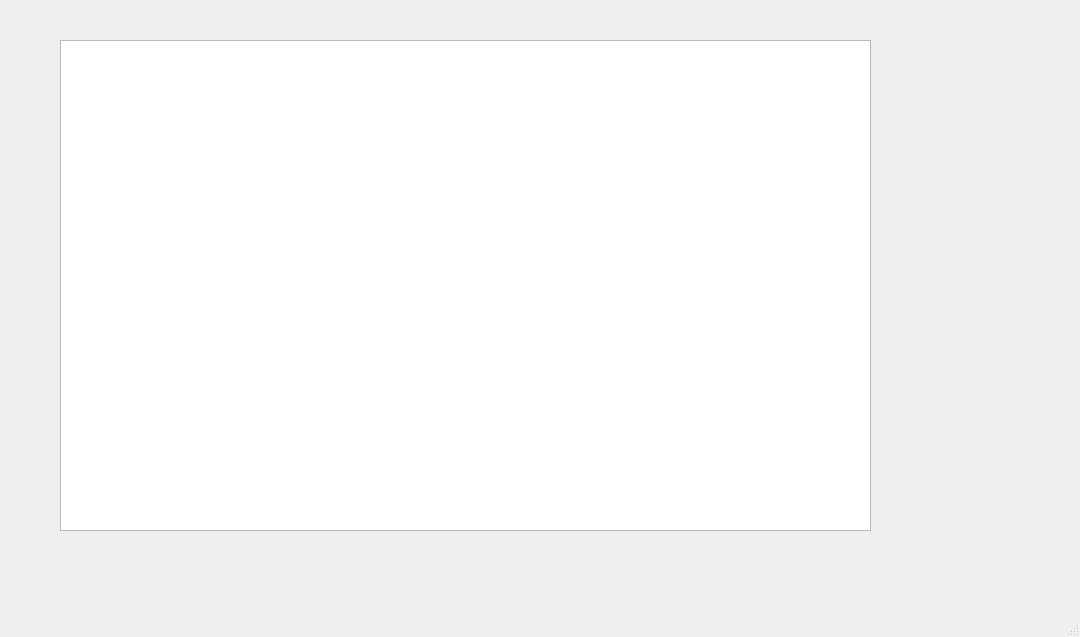
This is untitled.ui in k0rog/TRPO_Practice as Qt 5 draws it before an edit. The edited form follows.
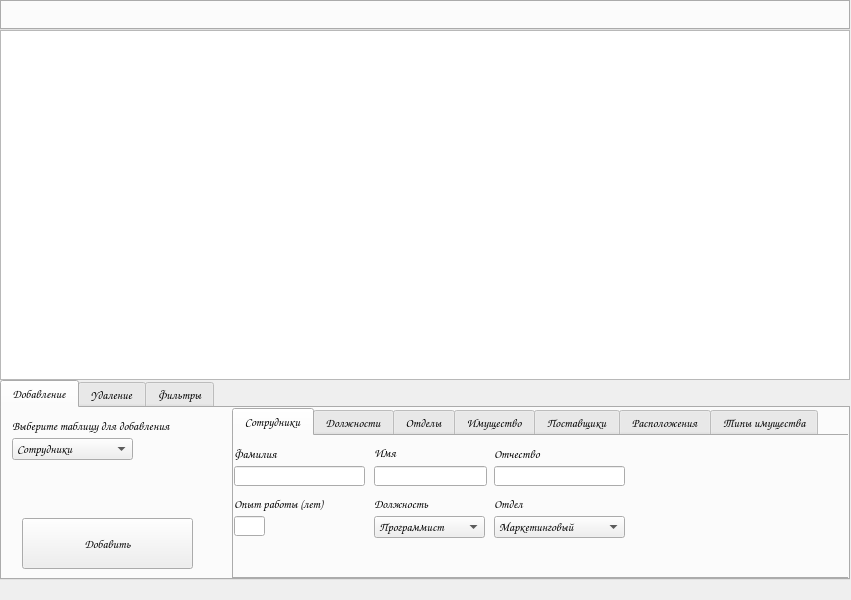
This is the edited form.

Diff of the .ui file:
```diff
--- a/untitled.ui
+++ b/untitled.ui
@@ -6,8 +6,8 @@
    <rect>
     <x>0</x>
     <y>0</y>
-    <width>1080</width>
-    <height>637</height>
+    <width>851</width>
+    <height>600</height>
    </rect>
   </property>
   <property name="windowTitle">
@@ -17,16 +17,569 @@
    <widget class="QTableWidget" name="tableWidget">
     <property name="geometry">
      <rect>
-      <x>60</x>
-      <y>40</y>
-      <width>811</width>
-      <height>491</height>
+      <x>0</x>
+      <y>30</y>
+      <width>850</width>
+      <height>350</height>
      </rect>
     </property>
+    <property name="font">
+     <font>
+      <family>Comic Sans MS</family>
+      <pointsize>9</pointsize>
+      <weight>75</weight>
+      <bold>true</bold>
+     </font>
+    </property>
     <property name="styleSheet">
-     <string notr="true">color: black;</string>
+     <string notr="true">c</string>
     </property>
    </widget>
+   <widget class="QTabWidget" name="tabWidget">
+    <property name="geometry">
+     <rect>
+      <x>0</x>
+      <y>0</y>
+      <width>850</width>
+      <height>30</height>
+     </rect>
+    </property>
+    <property name="sizePolicy">
+     <sizepolicy hsizetype="Maximum" vsizetype="Maximum">
+      <horstretch>0</horstretch>
+      <verstretch>0</verstretch>
+     </sizepolicy>
+    </property>
+    <property name="font">
+     <font>
+      <family>Comic Sans MS</family>
+      <pointsize>9</pointsize>
+      <weight>75</weight>
+      <bold>true</bold>
+     </font>
+    </property>
+    <property name="styleSheet">
+     <string notr="true">c</string>
+    </property>
+    <property name="currentIndex">
+     <number>-1</number>
+    </property>
+   </widget>
+   <widget class="QTabWidget" name="tabWidget_2">
+    <property name="geometry">
+     <rect>
+      <x>0</x>
+      <y>380</y>
+      <width>850</width>
+      <height>200</height>
+     </rect>
+    </property>
+    <property name="font">
+     <font>
+      <family>Comic Sans MS</family>
+      <pointsize>9</pointsize>
+      <weight>75</weight>
+      <bold>true</bold>
+     </font>
+    </property>
+    <property name="styleSheet">
+     <string notr="true"/>
+    </property>
+    <property name="currentIndex">
+     <number>0</number>
+    </property>
+    <widget class="QWidget" name="tab">
+     <attribute name="title">
+      <string>Добавление</string>
+     </attribute>
+     <widget class="QLabel" name="label">
+      <property name="geometry">
+       <rect>
+        <x>10</x>
+        <y>10</y>
+        <width>191</width>
+        <height>16</height>
+       </rect>
+      </property>
+      <property name="font">
+       <font>
+        <family>Comic Sans MS</family>
+        <pointsize>9</pointsize>
+        <weight>75</weight>
+        <bold>true</bold>
+       </font>
+      </property>
+      <property name="styleSheet">
+       <string notr="true">c</string>
+      </property>
+      <property name="text">
+       <string>Выберите таблицу для добавления</string>
+      </property>
+     </widget>
+     <widget class="QComboBox" name="comboBox">
+      <property name="geometry">
+       <rect>
+        <x>10</x>
+        <y>30</y>
+        <width>121</width>
+        <height>22</height>
+       </rect>
+      </property>
+      <property name="font">
+       <font>
+        <family>Comic Sans MS</family>
+        <pointsize>9</pointsize>
+        <weight>75</weight>
+        <bold>true</bold>
+       </font>
+      </property>
+      <property name="styleSheet">
+       <string notr="true">c</string>
+      </property>
+      <item>
+       <property name="text">
+        <string>Сотрудники</string>
+       </property>
+      </item>
+      <item>
+       <property name="text">
+        <string>Должности</string>
+       </property>
+      </item>
+      <item>
+       <property name="text">
+        <string>Отделы</string>
+       </property>
+      </item>
+      <item>
+       <property name="text">
+        <string>Имущество</string>
+       </property>
+      </item>
+      <item>
+       <property name="text">
+        <string>Поставщики</string>
+       </property>
+      </item>
+      <item>
+       <property name="text">
+        <string>Расположения</string>
+       </property>
+      </item>
+      <item>
+       <property name="text">
+        <string>Типы имущества</string>
+       </property>
+      </item>
+     </widget>
+     <widget class="QPushButton" name="pushButton">
+      <property name="geometry">
+       <rect>
+        <x>20</x>
+        <y>110</y>
+        <width>171</width>
+        <height>51</height>
+       </rect>
+      </property>
+      <property name="font">
+       <font>
+        <family>Comic Sans MS</family>
+        <pointsize>9</pointsize>
+        <weight>75</weight>
+        <bold>true</bold>
+       </font>
+      </property>
+      <property name="styleSheet">
+       <string notr="true">c</string>
+      </property>
+      <property name="text">
+       <string>Добавить</string>
+      </property>
+     </widget>
+     <widget class="QTabWidget" name="tabWidget_3">
+      <property name="geometry">
+       <rect>
+        <x>230</x>
+        <y>0</y>
+        <width>621</width>
+        <height>171</height>
+       </rect>
+      </property>
+      <property name="font">
+       <font>
+        <family>Comic Sans MS</family>
+        <pointsize>9</pointsize>
+        <weight>75</weight>
+        <bold>true</bold>
+       </font>
+      </property>
+      <property name="styleSheet">
+       <string notr="true">c</string>
+      </property>
+      <property name="currentIndex">
+       <number>0</number>
+      </property>
+      <widget class="QWidget" name="tab_4">
+       <attribute name="title">
+        <string>Сотрудники</string>
+       </attribute>
+       <widget class="QLineEdit" name="lineEdit">
+        <property name="geometry">
+         <rect>
+          <x>0</x>
+          <y>30</y>
+          <width>131</width>
+          <height>20</height>
+         </rect>
+        </property>
+        <property name="font">
+         <font>
+          <family>Comic Sans MS</family>
+          <pointsize>9</pointsize>
+          <weight>75</weight>
+          <bold>true</bold>
+         </font>
+        </property>
+        <property name="styleSheet">
+         <string notr="true">c</string>
+        </property>
+       </widget>
+       <widget class="QLineEdit" name="lineEdit_2">
+        <property name="geometry">
+         <rect>
+          <x>140</x>
+          <y>30</y>
+          <width>113</width>
+          <height>20</height>
+         </rect>
+        </property>
+        <property name="font">
+         <font>
+          <family>Comic Sans MS</family>
+          <pointsize>9</pointsize>
+          <weight>75</weight>
+          <bold>true</bold>
+         </font>
+        </property>
+        <property name="styleSheet">
+         <string notr="true">c</string>
+        </property>
+       </widget>
+       <widget class="QLineEdit" name="lineEdit_3">
+        <property name="geometry">
+         <rect>
+          <x>260</x>
+          <y>30</y>
+          <width>131</width>
+          <height>20</height>
+         </rect>
+        </property>
+        <property name="font">
+         <font>
+          <family>Comic Sans MS</family>
+          <pointsize>9</pointsize>
+          <weight>75</weight>
+          <bold>true</bold>
+         </font>
+        </property>
+        <property name="styleSheet">
+         <string notr="true">c</string>
+        </property>
+       </widget>
+       <widget class="QLabel" name="label_2">
+        <property name="geometry">
+         <rect>
+          <x>140</x>
+          <y>10</y>
+          <width>47</width>
+          <height>13</height>
+         </rect>
+        </property>
+        <property name="font">
+         <font>
+          <family>Comic Sans MS</family>
+          <pointsize>9</pointsize>
+          <weight>75</weight>
+          <bold>true</bold>
+         </font>
+        </property>
+        <property name="styleSheet">
+         <string notr="true">c</string>
+        </property>
+        <property name="text">
+         <string>Имя</string>
+        </property>
+       </widget>
+       <widget class="QLabel" name="label_3">
+        <property name="geometry">
+         <rect>
+          <x>0</x>
+          <y>10</y>
+          <width>61</width>
+          <height>16</height>
+         </rect>
+        </property>
+        <property name="font">
+         <font>
+          <family>Comic Sans MS</family>
+          <pointsize>9</pointsize>
+          <weight>75</weight>
+          <bold>true</bold>
+         </font>
+        </property>
+        <property name="styleSheet">
+         <string notr="true">c</string>
+        </property>
+        <property name="text">
+         <string>Фамилия</string>
+        </property>
+       </widget>
+       <widget class="QLabel" name="label_4">
+        <property name="geometry">
+         <rect>
+          <x>260</x>
+          <y>10</y>
+          <width>61</width>
+          <height>16</height>
+         </rect>
+        </property>
+        <property name="font">
+         <font>
+          <family>Comic Sans MS</family>
+          <pointsize>9</pointsize>
+          <weight>75</weight>
+          <bold>true</bold>
+         </font>
+        </property>
+        <property name="styleSheet">
+         <string notr="true">c</string>
+        </property>
+        <property name="text">
+         <string>Отчество</string>
+        </property>
+       </widget>
+       <widget class="QLineEdit" name="lineEdit_4">
+        <property name="geometry">
+         <rect>
+          <x>0</x>
+          <y>80</y>
+          <width>31</width>
+          <height>20</height>
+         </rect>
+        </property>
+        <property name="font">
+         <font>
+          <family>Comic Sans MS</family>
+          <pointsize>9</pointsize>
+          <weight>75</weight>
+          <bold>true</bold>
+         </font>
+        </property>
+        <property name="styleSheet">
+         <string notr="true">c</string>
+        </property>
+        <property name="cursorPosition">
+         <number>0</number>
+        </property>
+       </widget>
+       <widget class="QLabel" name="label_5">
+        <property name="geometry">
+         <rect>
+          <x>0</x>
+          <y>60</y>
+          <width>121</width>
+          <height>16</height>
+         </rect>
+        </property>
+        <property name="font">
+         <font>
+          <family>Comic Sans MS</family>
+          <pointsize>9</pointsize>
+          <weight>75</weight>
+          <bold>true</bold>
+         </font>
+        </property>
+        <property name="styleSheet">
+         <string notr="true">c</string>
+        </property>
+        <property name="text">
+         <string>Опыт работы (лет)</string>
+        </property>
+       </widget>
+       <widget class="QLabel" name="label_6">
+        <property name="geometry">
+         <rect>
+          <x>260</x>
+          <y>60</y>
+          <width>101</width>
+          <height>16</height>
+         </rect>
+        </property>
+        <property name="font">
+         <font>
+          <family>Comic Sans MS</family>
+          <pointsize>9</pointsize>
+          <weight>75</weight>
+          <bold>true</bold>
+         </font>
+        </property>
+        <property name="styleSheet">
+         <string notr="true">c</string>
+        </property>
+        <property name="text">
+         <string>Отдел</string>
+        </property>
+       </widget>
+       <widget class="QLabel" name="label_7">
+        <property name="geometry">
+         <rect>
+          <x>140</x>
+          <y>60</y>
+          <width>101</width>
+          <height>16</height>
+         </rect>
+        </property>
+        <property name="font">
+         <font>
+          <family>Comic Sans MS</family>
+          <pointsize>9</pointsize>
+          <weight>75</weight>
+          <bold>true</bold>
+         </font>
+        </property>
+        <property name="styleSheet">
+         <string notr="true">c</string>
+        </property>
+        <property name="text">
+         <string>Должность</string>
+        </property>
+       </widget>
+       <widget class="QComboBox" name="comboBox_2">
+        <property name="geometry">
+         <rect>
+          <x>260</x>
+          <y>80</y>
+          <width>131</width>
+          <height>22</height>
+         </rect>
+        </property>
+        <property name="font">
+         <font>
+          <family>Comic Sans MS</family>
+          <pointsize>9</pointsize>
+          <weight>75</weight>
+          <bold>true</bold>
+         </font>
+        </property>
+        <property name="styleSheet">
+         <string notr="true">c</string>
+        </property>
+        <item>
+         <property name="text">
+          <string>Маркетинговый</string>
+         </property>
+        </item>
+        <item>
+         <property name="text">
+          <string>Отдел продаж</string>
+         </property>
+        </item>
+        <item>
+         <property name="text">
+          <string>Менеджмент</string>
+         </property>
+        </item>
+        <item>
+         <property name="text">
+          <string>Программисты</string>
+         </property>
+        </item>
+       </widget>
+       <widget class="QComboBox" name="comboBox_3">
+        <property name="geometry">
+         <rect>
+          <x>140</x>
+          <y>80</y>
+          <width>111</width>
+          <height>22</height>
+         </rect>
+        </property>
+        <property name="font">
+         <font>
+          <family>Comic Sans MS</family>
+          <pointsize>9</pointsize>
+          <weight>75</weight>
+          <bold>true</bold>
+         </font>
+        </property>
+        <property name="styleSheet">
+         <string notr="true">c</string>
+        </property>
+        <item>
+         <property name="text">
+          <string>Программист</string>
+         </property>
+        </item>
+        <item>
+         <property name="text">
+          <string>Маркетолог</string>
+         </property>
+        </item>
+        <item>
+         <property name="text">
+          <string>Продавец</string>
+         </property>
+        </item>
+        <item>
+         <property name="text">
+          <string>Директор</string>
+         </property>
+        </item>
+       </widget>
+      </widget>
+      <widget class="QWidget" name="tab_5">
+       <attribute name="title">
+        <string>Должности</string>
+       </attribute>
+      </widget>
+      <widget class="QWidget" name="tab_6">
+       <attribute name="title">
+        <string>Отделы</string>
+       </attribute>
+      </widget>
+      <widget class="QWidget" name="tab_7">
+       <attribute name="title">
+        <string>Имущество</string>
+       </attribute>
+      </widget>
+      <widget class="QWidget" name="tab_8">
+       <attribute name="title">
+        <string>Поставщики</string>
+       </attribute>
+      </widget>
+      <widget class="QWidget" name="tab_9">
+       <attribute name="title">
+        <string>Расположения</string>
+       </attribute>
+      </widget>
+      <widget class="QWidget" name="tab_10">
+       <attribute name="title">
+        <string>Типы имущества</string>
+       </attribute>
+      </widget>
+     </widget>
+    </widget>
+    <widget class="QWidget" name="tab_2">
+     <attribute name="title">
+      <string>Удаление</string>
+     </attribute>
+    </widget>
+    <widget class="QWidget" name="tab_3">
+     <attribute name="title">
+      <string>Фильтры</string>
+     </attribute>
+    </widget>
+   </widget>
   </widget>
   <widget class="QMenuBar" name="menubar">
    <property name="geometry">
@@ -38,7 +591,6 @@
     </rect>
    </property>
   </widget>
-  <widget class="QStatusBar" name="statusbar"/>
  </widget>
  <resources/>
  <connections/>
```
Left out of the diff: 4 changed lines with no effect on the pictures.
